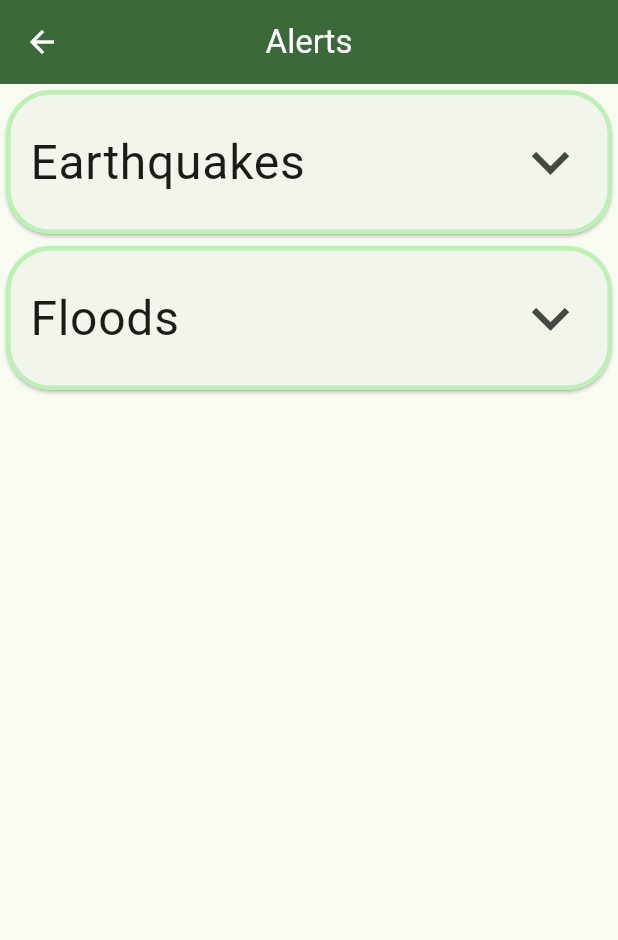
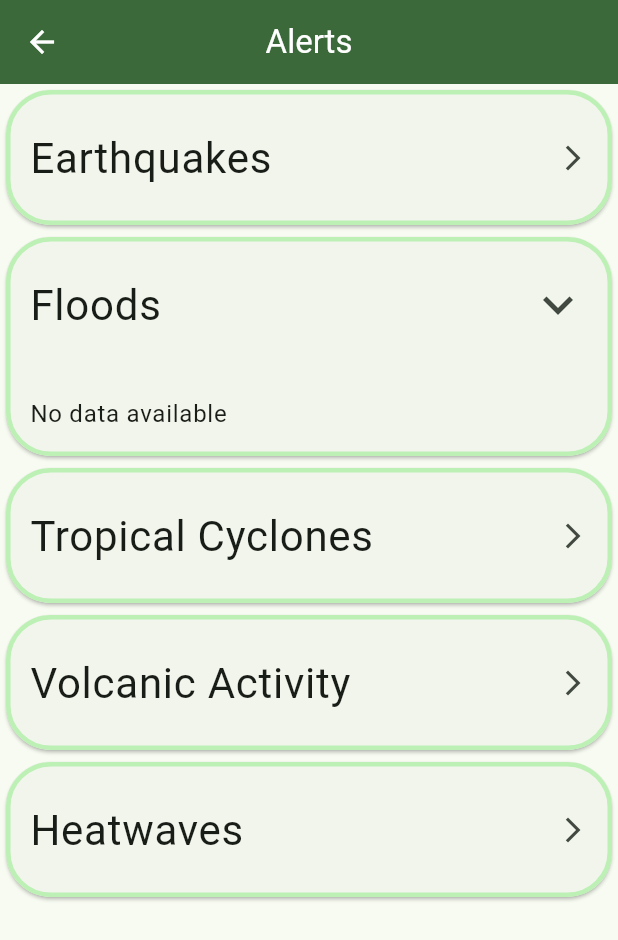
Before and after one commit to Muneeb-Ahmed2002/safezone, a Flutter app: the AlertsPage screen opened directly, after a tap on "Earthquakes", after a tap on "Floods", on a phone screen of 412 x 824 dp. Shown: the top 940 px of the screen. Run offline on Flutter 3.47's test engine with Material 3 defaults, Android fonts, the phone set to English and light mode, and no system bars; our stand-ins replace cloud_firestore, firebase_core, firebase_messaging, flutter_local_notifications, geocoding, location and 1 more; accounts and stored records are empty.

Commit message:
All Alerts are now showing and for the whole time the data is shown now we just need to filter according to requirements

```diff
--- a/lib/UI/Alerts.dart
+++ b/lib/UI/Alerts.dart
@@ -2,8 +2,8 @@ import 'dart:convert';
 
 import 'package:cloud_firestore/cloud_firestore.dart';
 import 'package:flutter/material.dart';
+import 'package:safezone/global%20variables.dart';
 import 'package:http/http.dart' as http;
-import 'package:safezone/global%20variables.dart';
 
 class AlertsPage extends StatefulWidget {
   const AlertsPage({super.key});
@@ -13,175 +13,230 @@ class AlertsPage extends StatefulWidget {
 }
 
 class _AlertsPageState extends State<AlertsPage> {
+  bool earthquakeActive = false;
+  bool floodActive = false;
+  bool cycloneActive = false;
+  bool volcanoActive = false;
+  bool heatwaveActive = false;
+  final DateTime threeDaysAgo = DateTime.now().subtract(const Duration(days: 3));
 
-  Future fetchEarthquakeMagnitude(url)async {
+  Future fetchEarthquakeMagnitude(String url) async {
     final res = await http.get(Uri.parse(url));
     final data = jsonDecode(res.body);
     return data['properties'];
   }
-  bool earthquakeActive = false;
-  bool floodActive = false;
 
   @override
   Widget build(BuildContext context) {
-    final theme = Theme.of(context);
-    final colorScheme = theme.colorScheme;
+    final colorScheme = Theme.of(context).colorScheme;
+
     return Scaffold(
       appBar: AppBar(
         title: const Text('Alerts'),
         centerTitle: true,
         backgroundColor: colorScheme.primary,
         foregroundColor: colorScheme.onPrimary,
-        elevation: 0,
       ),
       body: SingleChildScrollView(
         child: Column(
           children: [
-            Card(
+            _buildDisasterCard(
+              title: "Earthquakes",
+              active: earthquakeActive,
+              onTap: () => setState(() {
+                earthquakeActive = !earthquakeActive;
+                floodActive = cycloneActive = volcanoActive = heatwaveActive = false;
+              }),
+              stream: FirebaseFirestore.instance
+                  .collection('earthquakes')
+                  .orderBy('timestamp', descending: true)
+                  .snapshots(),
+              itemBuilder: (doc) {
+                if (doc.data().toString().contains('description')) {
+                  return FutureBuilder(
+                    future: fetchEarthquakeMagnitude(doc['url']),
+                    builder: (context, magSnapshot) {
+                      if (!magSnapshot.hasData) {
+                        return const ListTile(title: Text("Loading earthquake..."));
+                      }
+                      final magnitude = magSnapshot.data['earthquakedetails']["magnitude"];
+                      return ListTile(
+                        title: Text(doc['description']),
+                        subtitle: Text("Magnitude: $magnitude"),
+                      );
+                    },
+                  );
+                } else {
+                  return ListTile(
+                    title: Text(doc['location']),
+                    subtitle: Text("Magnitude: ${doc['magnitude']}"),
+                  );
+                }
+              },
+            ),
+
+            _buildDisasterCard(
+              title: "Floods",
+              active: floodActive,
+              onTap: () => setState(() {
+                floodActive = !floodActive;
+                earthquakeActive = cycloneActive = volcanoActive = heatwaveActive = false;
+              }),
+              stream: FirebaseFirestore.instance
+                  .collection('floods')
+                  .orderBy('timestamp', descending: true)
+                  .snapshots(),
+              itemBuilder: (doc) {
+                return FutureBuilder<String>(
+                  future: getLocationFromLatLon(doc['latitude'], doc['longitude']),
+                  builder: (context, snapshot) {
+                    final location = snapshot.data ?? "Loading location...";
+                    return ListTile(
+                      title: Text(doc['description'] ?? "No description"),
+                      subtitle: Text("Location: $location • Alert: ${doc['alertLevel'] ?? 'N/A'}"),
+                    );
+                  },
+                );
+              },
+            ),
+
+            _buildDisasterCard(
+              title: "Tropical Cyclones",
+              active: cycloneActive,
+              onTap: () => setState(() {
+                cycloneActive = !cycloneActive;
+                earthquakeActive = floodActive = volcanoActive = heatwaveActive = false;
+              }),
+              stream: FirebaseFirestore.instance
+                  .collection('tropical_cyclones')
+                  .orderBy('timestamp', descending: true)
+                  .snapshots(),
+              itemBuilder: (doc) => ListTile(
+                title: Text(doc['description'] ?? "No description"),
+                subtitle: Text(
+                  "Country: ${doc['country'] == ""? 'N/A': doc['country']} • Alert: ${doc['alertLevel'] ?? 'N/A'}",
+                ),
+              ),
+            ),
+
+            _buildDisasterCard(
+              title: "Volcanic Activity",
+              active: volcanoActive,
+              onTap: () => setState(() {
+                volcanoActive = !volcanoActive;
+                earthquakeActive = floodActive = cycloneActive = heatwaveActive = false;
+              }),
+              stream: FirebaseFirestore.instance
+                  .collection('volcanic_activity')
+                  .orderBy('timestamp', descending: true)
+                  .snapshots(),
+              itemBuilder: (doc) {
+                return FutureBuilder<String>(
+                  future: getLocationFromLatLon(doc['latitude'], doc['longitude']),
+                  builder: (context, snapshot) {
+                    final location = snapshot.data ?? "Loading location...";
+                    return ListTile(
+                      title: Text(doc['description'] ?? "No description"),
+                      subtitle: Text(
+                        "Location: $location • Alert: ${doc['alertLevel'] ?? 'N/A'}",
+                      ),
+                    );
+                  },
+                );
+              },
+            ),
+
+
+            _buildDisasterCard(
+              title: "Heatwaves",
+              active: heatwaveActive,
+              onTap: () => setState(() {
+                heatwaveActive = !heatwaveActive;
+                earthquakeActive = floodActive = cycloneActive = volcanoActive = false;
+              }),
+              stream: FirebaseFirestore.instance
+                  .collection('heatwaves')
+                  .orderBy('timestamp', descending: true)
+                  .snapshots(),
+              itemBuilder: (doc) => ListTile(
+                title: const Text("Forecasted Heatwave"),
+                subtitle: Text(
+                  "Temp: ${doc['temperature']}°C at ${doc['forecastTime'] ?? 'N/A'}",
+                ),
+              ),
+            ),
+          ],
+        ),
+      ),
+    );
+  }
+
+  /// Reusable card builder for each disaster type
+  Widget _buildDisasterCard({
+    required String title,
+    required bool active,
+    required VoidCallback onTap,
+    required Stream<QuerySnapshot<Map<String, dynamic>>> stream,
+    required Widget Function(QueryDocumentSnapshot<Map<String, dynamic>> doc) itemBuilder,
+  }) {
+    final colorScheme = Theme.of(context).colorScheme;
+
+    return Card(
       shape: RoundedRectangleBorder(
-                borderRadius: BorderRadius.circular(30.0), // Adjust corner radius
-                side: BorderSide(
-                  color: colorScheme.primaryContainer, // Border color
-                  width: 3.0, // Border width
-                ),
+        borderRadius: BorderRadius.circular(30.0),
+        side: BorderSide(color: colorScheme.primaryContainer, width: 3.0),
       ),
       child: Column(
         children: [
           ListTile(
-                    onTap: (){
-                      setState(() {
-                        earthquakeActive = !earthquakeActive;
-                      });
-                    },
+            onTap: onTap,
             splashColor: colorScheme.primary.withAlpha(80),
             contentPadding: const EdgeInsets.all(16),
-                    title: const Text('Earthquakes', style: TextStyle(fontSize: 32),),
-                    trailing: Icon(earthquakeActive? Icons.keyboard_arrow_down:Icons.arrow_forward_ios, size:earthquakeActive? 50:20,),
+            title: Text(title, style: const TextStyle(fontSize: 28)),
+            trailing: Icon(
+              active ? Icons.keyboard_arrow_down : Icons.arrow_forward_ios,
+              size: active ? 40 : 20,
             ),
-                  if(earthquakeActive)
-                    // SizedBox.shrink(),
-                    StreamBuilder(
-                      stream: FirebaseFirestore.instance.collection('earthquakes')
-                          .orderBy('timestamp', descending: true).snapshots(),
+          ),
+          if (active)
+            StreamBuilder<QuerySnapshot<Map<String, dynamic>>>(
+              stream: stream,
               builder: (context, snapshot) {
-                        if (!snapshot.hasData) return const CircularProgressIndicator();
-                        return SingleChildScrollView(
-                          child: ConstrainedBox(
+                if (snapshot.connectionState == ConnectionState.waiting) {
+                  return const Padding(
+                    padding: EdgeInsets.all(8.0),
+                    child: Column(
+                      mainAxisAlignment: MainAxisAlignment.center,
+                      crossAxisAlignment: CrossAxisAlignment.center,
+                      children: [
+                        CircularProgressIndicator(),
+                        Text('Loading Data'),
+                      ],
+                    ),
+                  );
+                }
+                if (!snapshot.hasData || snapshot.data!.docs.isEmpty) {
+                  return const ListTile(
+                    title: Text("No data available"),
+                  );
+                }
+                return ConstrainedBox(
                   constraints: BoxConstraints(
                     maxHeight: MediaQuery.sizeOf(context).height / 1.5,
                   ),
                   child: ListView.builder(
                     shrinkWrap: true,
-                              physics: const AlwaysScrollableScrollPhysics(),
-                              itemCount: snapshot.data?.docs.length,
-                              itemBuilder: (BuildContext context, int index) {
-                                String? exist = snapshot.data?.docs[index]
-                                    .data()
-                                    .toString();
-
-                                if(exist?.contains('description') == true) {
-                                  String? magnitude;
-                                  fetchEarthquakeMagnitude(snapshot.data?.docs[index]['url']).then((value){
-                                    magnitude = value['earthquakedetails']["magnitude"];
-                                    print("Magnitude: $magnitude");
-
-                                  });
-                                  return ListTile(
-                                    title: Text(snapshot.data?.docs[index]['description']),
-                                    subtitle: Text('Magnitude: $magnitude'),
-                                  );
-
-                                } else if(exist?.contains('location') == true){
-                                  return ListTile(
-                                    title: Text(snapshot.data!.docs[index]['location'].toString()),
-                                    subtitle: Text("Magnitude: ${snapshot.data!.docs[index]['magnitude']}"),
-                                  );
-                                }
-                                return const Text('No Data Available');
+                    itemCount: snapshot.data!.docs.length,
+                    itemBuilder: (context, index) {
+                      final doc = snapshot.data!.docs[index];
+                      return itemBuilder(doc);
                     },
                   ),
+                );
+              },
+            ),
+        ],
       ),
     );
   }
-                    ),
-                ],
-              ),
-            ),
-            Card(
-              shape: RoundedRectangleBorder(
-                borderRadius: BorderRadius.circular(30.0), // Adjust corner radius
-                side: BorderSide(
-                  color: colorScheme.primaryContainer, // Border color
-                  width: 3.0, // Border width
-                ),
-              ),
-              child: Column(
-                children: [
-                  ListTile(
-                    onTap: (){
-                      setState(() {
-                        floodActive = !floodActive;
-                      });
-                    },
-                    splashColor: colorScheme.primary.withAlpha(80),
-                    contentPadding: const EdgeInsets.all(16),
-                    title: const Text('Floods', style: TextStyle(fontSize: 32),),
-                    trailing: Icon(floodActive? Icons.keyboard_arrow_down:Icons.arrow_forward_ios, size:floodActive? 50:20,),
-                  ),
-                  if(floodActive)
-                  // SizedBox.shrink(),
-                    StreamBuilder(
-                        stream: FirebaseFirestore.instance.collection('floods')
-                            .orderBy('timestamp', descending: true).snapshots(),
-                        builder: (context, snapshot) {
-                          if (!snapshot.hasData) return const CircularProgressIndicator();
-                          return SingleChildScrollView(
-                            child: ConstrainedBox(
-                              constraints: BoxConstraints(
-                                maxHeight: MediaQuery.sizeOf(context).height / 1.5,
-                              ),
-                              child: ListView.builder(
-                                shrinkWrap: true,
-                                physics: const AlwaysScrollableScrollPhysics(),
-                                itemCount: snapshot.data?.docs.length,
-                                itemBuilder: (BuildContext context, int index) {
-                                  String? exist = snapshot.data?.docs[index]
-                                      .data()
-                                      .toString();
-                                  if(!snapshot.hasData){
-                                    bool loading = true;
-                                    Future.delayed(const Duration(seconds: 5),()=> loading = false);
-                                    return loading? const Column(
-                                    children: [
-                                      CircularProgressIndicator(),
-                                      Text('Loading Data'),
-                                    ],
-                                  ): const Text('No Data Available');
 }
-                                  String? country;
-                                  getLocationFromLatLon(snapshot.data?.docs[index]['latitude'], snapshot.data?.docs[index]['longitude']).then((value){
-                                    print(value);
-                                      country = value;
-                                  });
-
-                                    return ListTile(
-                                      title: Text(snapshot.data?.docs[index]['description']),
-                                      subtitle: Text('Location: $country'),
-                                    );
-
-                                },
-                              ),
-                            ),
-                          );
-                        }
-                    ),
-                ],
-              ),
-            ),
-
-          ],
-        ),
-      )
-    );
-  }
-}
```
Also changed, not shown: lib/UI/HomePage.dart (+3 -9 lines), 1 other file. Lines whose indentation alone changed are shown as unchanged.
